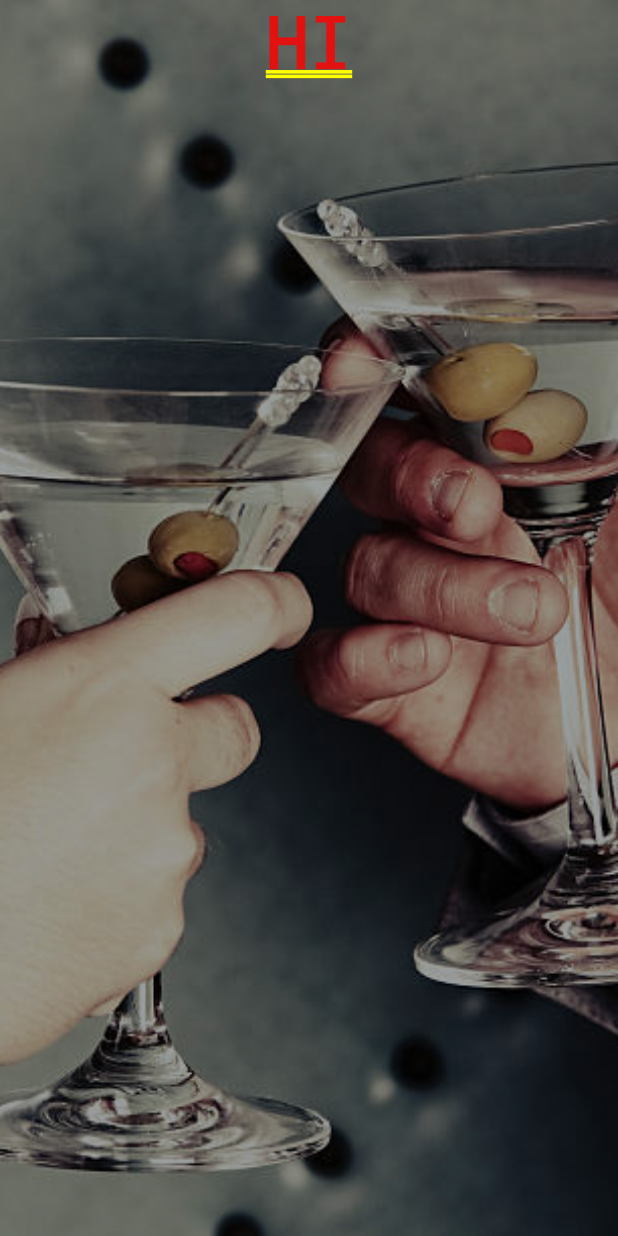
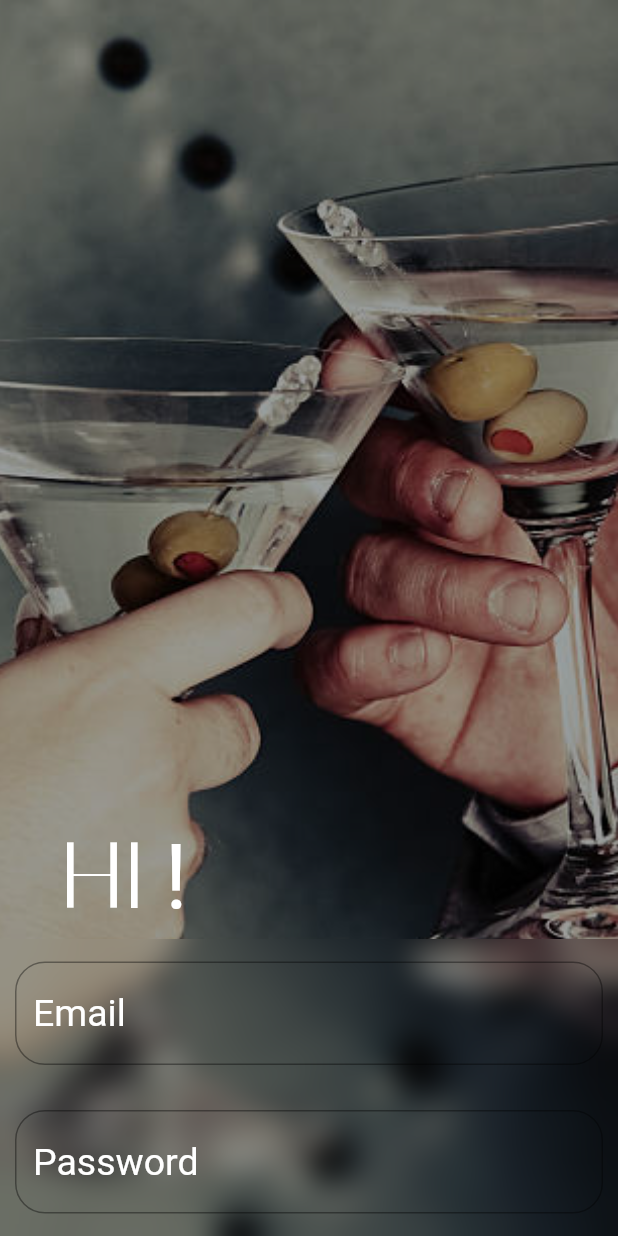
Before and after one commit to RotenKiwi/TaleHub, a Flutter app: the screen it shows after launch, after a tap on "Shake Things Up", on a phone screen of 412 x 824 dp. Run offline on Flutter 3.47's test engine with Material 2 defaults, Android fonts, the light colour scheme and no system bars; Roboto replaces fonts that are missing (Poppins).

Commit message:
LoginPage
Design changes to Login Page

```diff
--- a/lib/Components/formField.dart
+++ b/lib/Components/formField.dart
@@ -2,24 +2,30 @@ import 'package:flutter/material.dart';
 
 class formField extends StatelessWidget {
   final String text;
+
   //final Color textColor;
   final double horizontalPadding;
-  final double maxWidth;
+  final double fontSize;
+  final Function(String) onChanged;
+  final bool password;
 
   const formField({
     super.key,
     required this.text,
     //required this.textColor,
     required this.horizontalPadding,
-    required this.maxWidth,
+    required this.fontSize,
+    required this.onChanged, required this.password,
   });
 
   @override
   Widget build(BuildContext context) {
     return Padding(
       padding:
-      EdgeInsets.symmetric(horizontal: horizontalPadding, vertical: 15),
+          EdgeInsets.symmetric(horizontal: horizontalPadding, vertical: 15),
       child: TextFormField(
+        obscureText: password,
+        onChanged: onChanged,
         decoration: InputDecoration(
           border: const OutlineInputBorder(
             borderRadius: BorderRadius.all(
@@ -29,8 +35,8 @@ class formField extends StatelessWidget {
           hintText: text,
           hintStyle: TextStyle(
             //color: textColor,
-            color: Colors.black,
-            fontSize: maxWidth * 0.04,
+            color: Colors.white,
+            fontSize: fontSize,
             fontFamily: 'Poppins',
           ),
         ),
--- a/lib/Screens/LoginSignup/Login.dart
+++ b/lib/Screens/LoginSignup/Login.dart
@@ -1,6 +1,7 @@
 import 'dart:ui';
 
 import 'package:flutter/material.dart';
+import 'package:tale_hub/Components/formField.dart';
 
 class login extends StatefulWidget {
   const login({Key? key}) : super(key: key);
@@ -12,27 +13,55 @@ class login extends StatefulWidget {
 class _loginState extends State<login> {
   @override
   Widget build(BuildContext context) {
-    return Container(
-      decoration: BoxDecoration(
+    return Scaffold(
+      body: Container(
+        decoration: const BoxDecoration(
           image: DecorationImage(
               image: AssetImage('assets/images/loginSignup(2).jpg'),
               colorFilter: ColorFilter.mode(Colors.grey, BlendMode.modulate),
               fit: BoxFit.cover),
         ),
         child: Column(
+          crossAxisAlignment: CrossAxisAlignment.start,
           children: [
-          Text("HI"),
+            const Spacer(),
+            const Padding(
+              padding: EdgeInsets.symmetric(horizontal: 40.0),
+              child: Text(
+                "HI !",
+                style: TextStyle(
+                  fontSize: 60,
+                  fontFamily: 'Breath',
+                  decoration: TextDecoration.none,
+                  color: Colors.white,
+                ),
+                textAlign: TextAlign.start,
+              ),
+            ),
             ClipRRect(
               child: BackdropFilter(
                 filter: ImageFilter.blur(sigmaX: 10, sigmaY: 10),
                 child: Column(
                   children: [
-
+                    formField(
+                      text: 'Email',
+                      horizontalPadding: 10.0,
+                      fontSize: 25,
+                      onChanged: (String) {},
+                      password: false,
+                    ),
+                    formField(
+                        text: 'Password',
+                        horizontalPadding: 10.0,
+                        fontSize: 25,
+                        onChanged: (String) {},
+                        password: true)
                   ],
                 ),
               ),
             ),
-        ]
+          ],
+        ),
       ),
     );
   }
```
Lines whose indentation alone changed are shown as unchanged.
